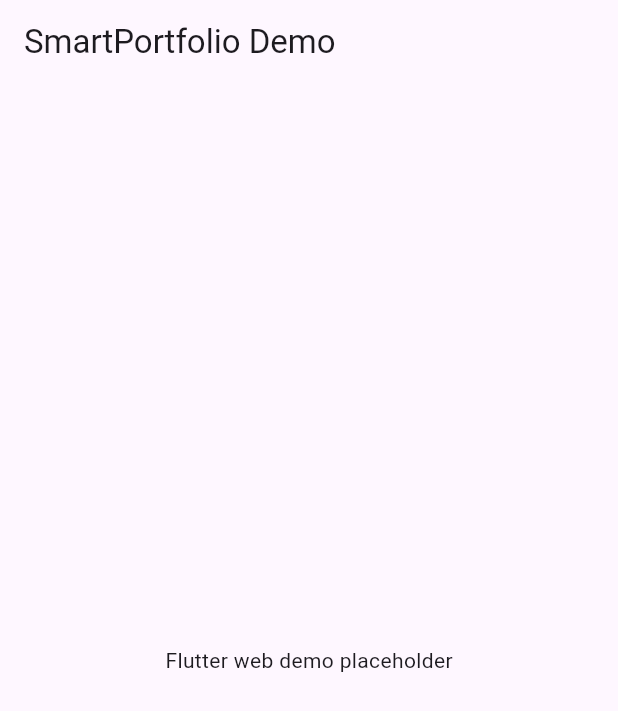
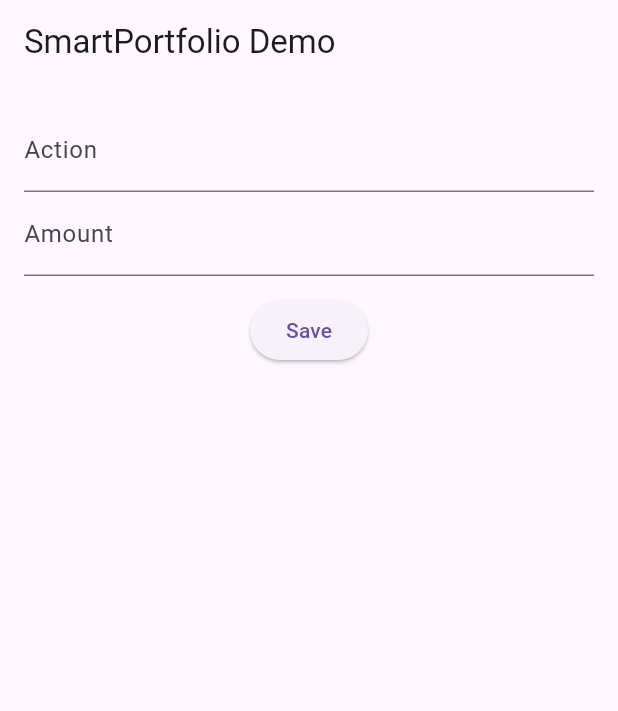
Before and after one commit to nyhave/Stocks, a Flutter app: the screen it shows after launch, on a phone screen of 412 x 824 dp. Shown: the top 711 px of the screen. Run offline on Flutter 3.47's test engine with Material 3 defaults, Android fonts, the phone set to English and light mode, and no system bars; our stand-ins replace cloud_firestore, firebase_core; accounts and stored records are empty.

Commit message:
Add Firebase integration to Flutter demo

```diff
--- a/flutter_demo/lib/main.dart
+++ b/flutter_demo/lib/main.dart
@@ -1,11 +1,36 @@
 import 'package:flutter/material.dart';
+import 'package:firebase_core/firebase_core.dart';
+import 'package:cloud_firestore/cloud_firestore.dart';
+import 'firebase_options.dart';
 
-void main() {
+Future<void> main() async {
+  WidgetsFlutterBinding.ensureInitialized();
+  await Firebase.initializeApp(options: DefaultFirebaseOptions.currentPlatform);
   runApp(const MyApp());
 }
 
-class MyApp extends StatelessWidget {
+class MyApp extends StatefulWidget {
   const MyApp({super.key});
+
+  @override
+  State<MyApp> createState() => _MyAppState();
+}
+
+class _MyAppState extends State<MyApp> {
+  final _actionController = TextEditingController();
+  final _amountController = TextEditingController();
+
+  Future<void> _save() async {
+    final action = _actionController.text;
+    final amount = double.tryParse(_amountController.text) ?? 0;
+    await FirebaseFirestore.instance.collection('portfolio').add({
+      'action': action,
+      'amount': amount,
+      'timestamp': FieldValue.serverTimestamp(),
+    });
+    _actionController.clear();
+    _amountController.clear();
+  }
 
   @override
   Widget build(BuildContext context) {
@@ -13,7 +38,49 @@
       title: 'SmartPortfolio Demo',
       home: Scaffold(
         appBar: AppBar(title: const Text('SmartPortfolio Demo')),
-        body: const Center(child: Text('Flutter web demo placeholder')),
+        body: Padding(
+          padding: const EdgeInsets.all(16.0),
+          child: Column(
+            children: [
+              TextField(
+                controller: _actionController,
+                decoration: const InputDecoration(labelText: 'Action'),
+              ),
+              TextField(
+                controller: _amountController,
+                decoration: const InputDecoration(labelText: 'Amount'),
+                keyboardType: TextInputType.number,
+              ),
+              const SizedBox(height: 12),
+              ElevatedButton(onPressed: _save, child: const Text('Save')),
+              const SizedBox(height: 12),
+              Expanded(
+                child: StreamBuilder<QuerySnapshot<Map<String, dynamic>>>(
+                  stream: FirebaseFirestore.instance
+                      .collection('portfolio')
+                      .orderBy('timestamp')
+                      .snapshots(),
+                  builder: (context, snapshot) {
+                    if (!snapshot.hasData) {
+                      return const Center(child: CircularProgressIndicator());
+                    }
+                    final docs = snapshot.data!.docs;
+                    return ListView(
+                      children: [
+                        for (final doc in docs)
+                          ListTile(
+                            title: Text(doc.data()['action'] ?? ''),
+                            subtitle: Text(
+                                (doc.data()['amount'] ?? '').toString()),
+                          )
+                      ],
+                    );
+                  },
+                ),
+              ),
+            ],
+          ),
+        ),
       ),
     );
   }
--- a/flutter_demo/pubspec.yaml
+++ b/flutter_demo/pubspec.yaml
@@ -8,6 +8,8 @@
 dependencies:
   flutter:
     sdk: flutter
+  firebase_core: ^2.13.0
+  cloud_firestore: ^4.8.0
 
 dev_dependencies:
   flutter_test:
```
Also changed, not shown: flutter_demo/lib/firebase_options.dart (added).
